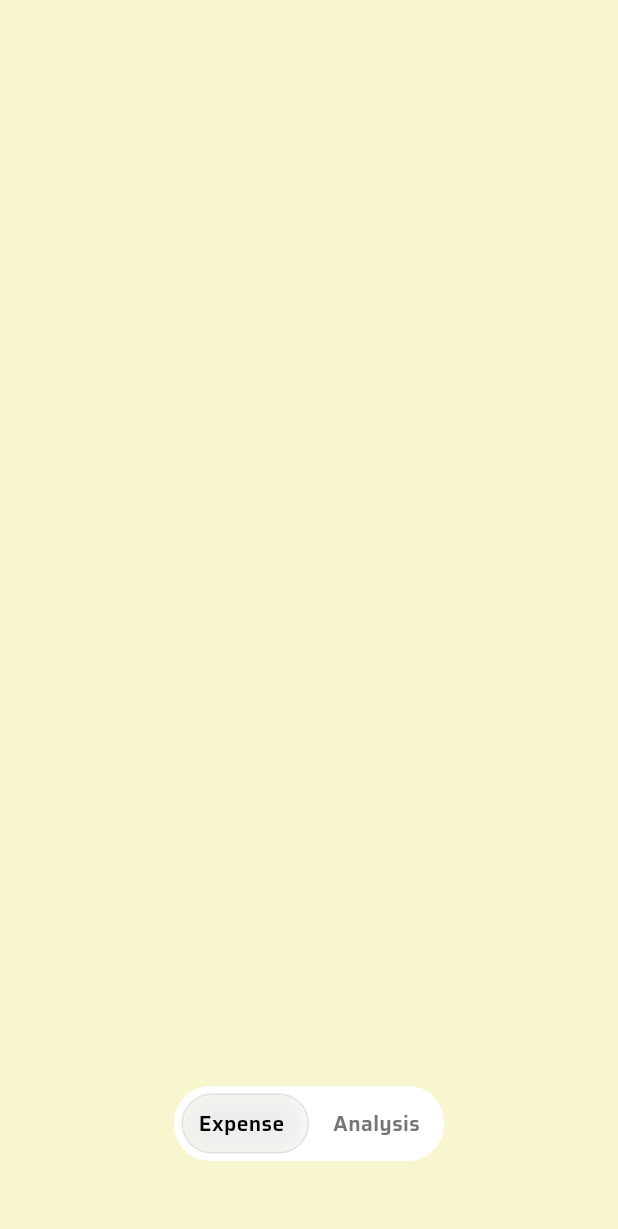
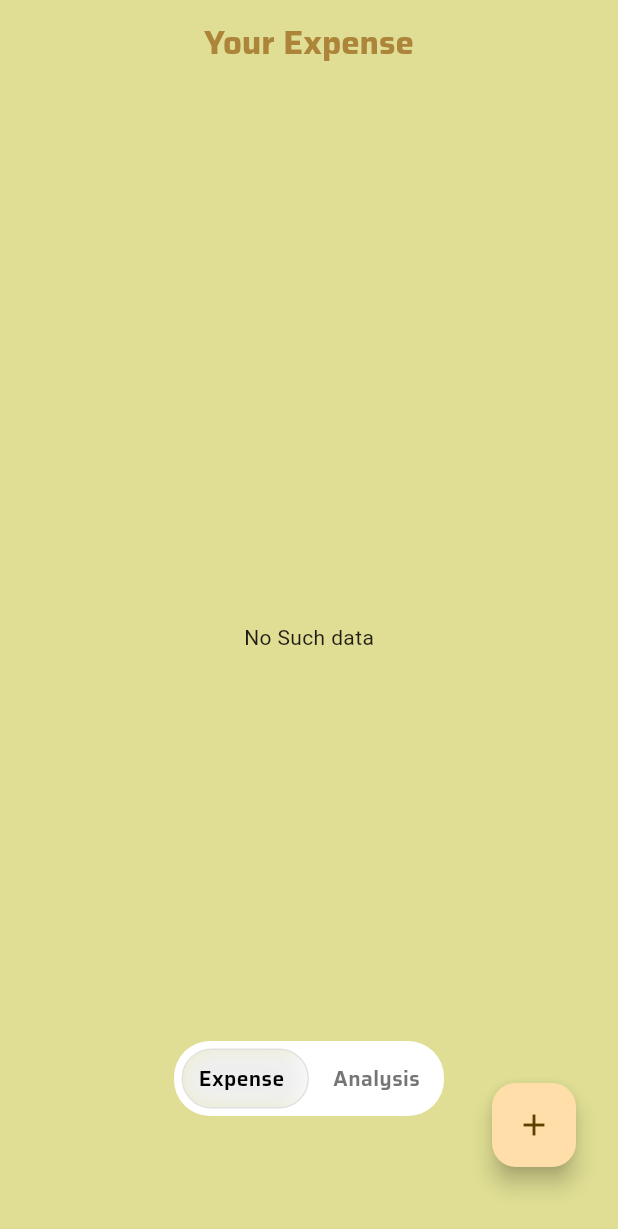
Before and after one commit to ITSNAYAN/ExpenseTracker, a Flutter app: the screen it shows after launch, after a tap on "Expense", on a phone screen of 412 x 824 dp. Shown: the top 1229 px of the screen. Run offline on Flutter 3.47's test engine with Material 3 defaults, Android fonts, the phone set to English and light mode, and no system bars; our stand-ins replace fl_chart, flutter_slidable, google_fonts, hive, hive_flutter; accounts and stored records are empty.

Commit message:
add provider to custom navigation bar add landing page for custom naviagtion bar with provider change primary color and secendory color

```diff
--- a/lib/component/custom_bottom_navigation_button.dart
+++ b/lib/component/custom_bottom_navigation_button.dart
@@ -1,21 +1,16 @@
 import 'dart:ui';
 import 'package:flutter/material.dart';
+import 'package:flutter_expense_tracker/component/tab_switch_controller.dart';
 import 'package:google_fonts/google_fonts.dart';
+import 'package:provider/provider.dart';
 
-class CustomBottomNavigationButton extends StatefulWidget {
+class CustomBottomNavigationButton extends StatelessWidget {
   const CustomBottomNavigationButton({super.key});
 
   @override
-  State<CustomBottomNavigationButton> createState() =>
-      _CustomBottomNavigationButtonState();
-}
+  Widget build(BuildContext context) {
+    final tabSwitchController = Provider.of<TabSwitchController>(context);
 
-class _CustomBottomNavigationButtonState
-    extends State<CustomBottomNavigationButton> {
-  bool isExpenseSelected = true;
-
-  @override
-  Widget build(BuildContext context) {
     return Container(
       height: 50,
       width: 180,
@@ -25,9 +20,9 @@ class _CustomBottomNavigationButtonState
       ),
       child: Stack(
         children: [
-          // Sliding Glassy Effect
+          // Sliding background
           AnimatedAlign(
-            alignment: isExpenseSelected
+            alignment: tabSwitchController.selectExpenseValue
                 ? Alignment.centerLeft
                 : Alignment.centerRight,
             duration: const Duration(milliseconds: 300),
@@ -45,22 +40,27 @@ class _CustomBottomNavigationButtonState
                 borderRadius: BorderRadius.circular(24),
                 child: BackdropFilter(
                   filter: ImageFilter.blur(sigmaX: 8, sigmaY: 8),
-                  child: const SizedBox(), // Glass effect only
+                  child: const SizedBox(), // Glassy blur
                 ),
               ),
             ),
           ),
 
-          // Static Text Labels with Tap
+          // Tappable Tabs
           Row(
-            mainAxisAlignment: MainAxisAlignment.spaceBetween,
             children: [
-              _buildTab(text: "Expense", isSelected: isExpenseSelected, onTap: () {
-                setState(() => isExpenseSelected = true);
-              }),
-              _buildTab(text: "Analysis", isSelected: !isExpenseSelected, onTap: () {
-                setState(() => isExpenseSelected = false);
-              }),
+              _buildTab(
+                context,
+                "Expense",
+                tabSwitchController.selectExpenseValue,
+                tabSwitchController.onTapExpense,
+              ),
+              _buildTab(
+                context,
+                "Analysis",
+                !tabSwitchController.selectExpenseValue,
+                tabSwitchController.onTapAnalysis,
+              ),
             ],
           ),
         ],
@@ -68,28 +68,34 @@ class _CustomBottomNavigationButtonState
     );
   }
 
-  Widget _buildTab({
-    required String text,
-    required bool isSelected,
-    required VoidCallback onTap,
-  }) {
+  Widget _buildTab(
+      BuildContext context,
+      String text,
+      bool isSelected,
+      VoidCallback onTap,
+      ) {
     return Expanded(
       child: GestureDetector(
         onTap: onTap,
         child: Center(
-          child:isSelected? Text(
-            text,
-            style: GoogleFonts.saira(
-              fontSize: 14,
-              fontWeight: FontWeight.w600,
-              color: Colors.black,
-            ),
-          ):Text(
-            text,
-            style: GoogleFonts.saira(
-              fontSize: 14,
-               fontWeight: FontWeight.w600,
-              color: Colors.grey[600],
+          child: AnimatedSwitcher(
+            duration: Duration(milliseconds: 300),
+            transitionBuilder: (child,animation){
+              return FadeTransition(opacity: animation,
+                child: TweenAnimationBuilder(tween: Tween<double>(begin: 4.0,end: 0.0 ), duration: Duration(milliseconds: 300), builder: (context,sigma,_){
+                  return ImageFiltered(imageFilter: ImageFilter.blur(sigmaX: sigma,sigmaY: sigma),
+                  child: child,);
+                }),
+              );
+            },
+            child: Text(
+              text,
+              key: ValueKey(isSelected),
+              style: GoogleFonts.saira(
+                fontSize: 14,
+                fontWeight: FontWeight.w600,
+                color: isSelected ? Colors.black : Colors.grey[600],
+              ),
             ),
           ),
         ),
--- a/lib/component/my_list_tile.dart
+++ b/lib/component/my_list_tile.dart
@@ -58,12 +58,12 @@ class MyListTile extends StatelessWidget {
               color: Colors.grey.shade300, // soft minimal color
               width: 0.5, // minimal border width
             ),
-            color: Color(0xff98FBCB),
+            color: Color(0xffad853a),
           ),
           child: ListTile(
-            leading: Text(leading,style: GoogleFonts.saira(),),
-            title: Center(child: Text(title, maxLines: 1, overflow: TextOverflow.ellipsis,style: GoogleFonts.saira(),)),
-            trailing: Text(trailing,style: GoogleFonts.saira(), textAlign: TextAlign.end),
+            leading: Text(leading,style: GoogleFonts.saira(color: Colors.white),),
+            title: Center(child: Text(title, maxLines: 1, overflow: TextOverflow.ellipsis,style: GoogleFonts.saira(color: Colors.white),)),
+            trailing: Text(trailing,style: GoogleFonts.saira(color: Colors.white), textAlign: TextAlign.end),
           ),
         ),
       ),
--- /dev/null
+++ b/lib/component/tab_switch_controller.dart
@@ -0,0 +1,14 @@
+import 'package:flutter/cupertino.dart';
+
+class TabSwitchController extends ChangeNotifier{
+   bool _selectExpenseValue =true ;
+   bool get selectExpenseValue => _selectExpenseValue;
+  void onTapExpense(){
+    _selectExpenseValue = true ;
+    notifyListeners();
+  }
+  void onTapAnalysis(){
+    _selectExpenseValue = false ;
+    notifyListeners();
+  }
+}
--- a/lib/main.dart
+++ b/lib/main.dart
@@ -1,4 +1,5 @@
 import 'package:flutter/material.dart';
+import 'package:flutter_expense_tracker/component/tab_switch_controller.dart';
 import 'package:flutter_expense_tracker/controller/bar_screen_controller.dart';
 import 'package:flutter_expense_tracker/controller/home_page_controller.dart';
 import 'package:flutter_expense_tracker/expense_database/hive_intializer.dart';
@@ -22,13 +23,14 @@ class MyApp extends StatelessWidget {
       providers: [
         ChangeNotifierProvider(create: (context) => HomepageController()),
         ChangeNotifierProvider(create: (context) => BarScreenController()),
+        ChangeNotifierProvider(create: (context) => TabSwitchController()),
       ],
       child: MaterialApp(
         title: 'Flutter Demo',
         debugShowCheckedModeBanner: false,
         theme: ThemeData(
-          colorScheme: ColorScheme.fromSeed(seedColor: Color(0xff98FBCB), brightness: Brightness.light,),
-           scaffoldBackgroundColor: Color(0xfff7f6cf),
+          colorScheme: ColorScheme.fromSeed(seedColor: Color(0xffad853a), brightness: Brightness.light,),
+           scaffoldBackgroundColor: Color(0xffdfde94),
         //  scaffoldBackgroundColor: Colors.yellow,
 
         ),
--- a/lib/view/home_page.dart
+++ b/lib/view/home_page.dart
@@ -29,7 +29,7 @@ class _HomePageState extends State<HomePage> {
   Widget build(BuildContext context) {
     final _controller = Provider.of<HomepageController>(context, listen: false);
     return Scaffold(
-      appBar: AppBar(title : Center(child: Text("Your Expense",style: GoogleFonts.saira(),)), backgroundColor: Colors.transparent),
+      appBar: AppBar(title : Center(child: Text("Your Expense",style: GoogleFonts.saira(  color: Color(0xffad853a),fontWeight: FontWeight.bold),)), backgroundColor: Colors.transparent),
       floatingActionButton: FloatingActionButton(
         onPressed: () => _controller.openNewExpense(context),
         child: Icon(Icons.add),
--- a/lib/view/landing_page/landing_page_screen.dart
+++ b/lib/view/landing_page/landing_page_screen.dart
@@ -1,6 +1,11 @@
 import 'package:flutter/cupertino.dart';
 import 'package:flutter/material.dart';
 import 'package:flutter_expense_tracker/component/custom_bottom_navigation_button.dart';
+import 'package:flutter_expense_tracker/component/tab_switch_controller.dart';
+import 'package:provider/provider.dart';
+
+import '../bar_graph_screen/bar_screen.dart';
+import '../home_page.dart';
 
 class LandingPageScreen extends StatelessWidget {
   const LandingPageScreen({super.key});
@@ -8,17 +13,23 @@ class LandingPageScreen extends StatelessWidget {
   @override
   Widget build(BuildContext context) {
     return Scaffold(
-
-      body: Padding(
-        padding: const EdgeInsets.only(right: 12,left: 12,bottom: 50),
-        child: Column(
-          mainAxisAlignment: MainAxisAlignment.end,
-         crossAxisAlignment: CrossAxisAlignment.center,
-        children: [
-          Center(child: CustomBottomNavigationButton()),
-        ],
-        ),
-      ),
+      body: Consumer<TabSwitchController>(builder: (context,tabController,child){
+        return Padding(
+          padding: const EdgeInsets.only(right: 12,left: 12,bottom: 30),
+          child: Stack(
+            alignment: Alignment.bottomCenter,
+            children: [
+              tabController.selectExpenseValue
+                  ? const HomePage()
+                  : const BarScreen(),
+              Padding(
+                padding: const EdgeInsets.only(right: 12, left: 12, bottom: 50),
+                child: const CustomBottomNavigationButton(),
+              ),
+            ],
+          )
+        );
+      })
     );
   }
 }
```
